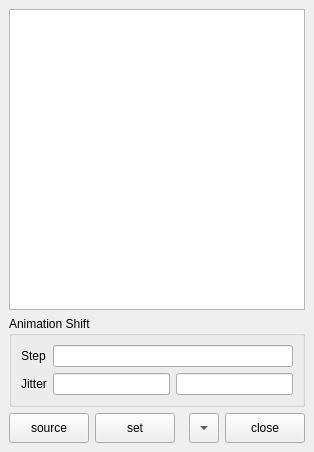
Old version of the form app/fusion/python/rs_fusion/tool/copy_tool/copy_tool.ui in the repository nakano000/Resolve_Script.
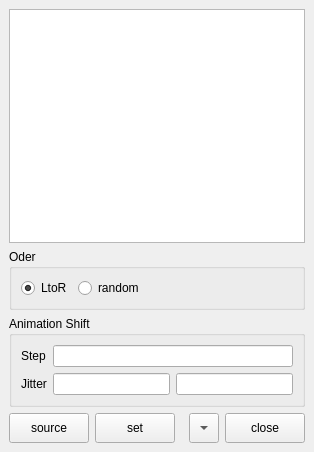
New version of the form.

```diff
--- a/app/fusion/python/rs_fusion/tool/copy_tool/copy_tool.ui
+++ b/app/fusion/python/rs_fusion/tool/copy_tool/copy_tool.ui
@@ -25,6 +25,45 @@
       </property>
      </widget>
     </item>
+    <item>
+     <widget class="QGroupBox" name="groupBox_3">
+      <property name="title">
+       <string>Oder</string>
+      </property>
+      <layout class="QHBoxLayout" name="horizontalLayout_3">
+       <item>
+        <widget class="QRadioButton" name="l2rRadioButton">
+         <property name="text">
+          <string>LtoR</string>
+         </property>
+         <property name="checked">
+          <bool>true</bool>
+         </property>
+        </widget>
+       </item>
+       <item>
+        <widget class="QRadioButton" name="randomRadioButton">
+         <property name="text">
+          <string>random</string>
+         </property>
+        </widget>
+       </item>
+       <item>
+        <spacer name="horizontalSpacer_4">
+         <property name="orientation">
+          <enum>Qt::Horizontal</enum>
+         </property>
+         <property name="sizeHint" stdset="0">
+          <size>
+           <width>40</width>
+           <height>20</height>
+          </size>
+         </property>
+        </spacer>
+       </item>
+      </layout>
+     </widget>
+    </item>
     <item>
      <widget class="QGroupBox" name="groupBox">
       <property name="title">
```
